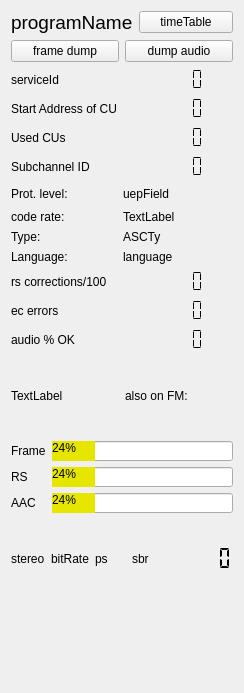
Qt form qt-dab-6.9/forms-v7/technical_data.ui (JvanKatwijk/qt-dab) before a commit.
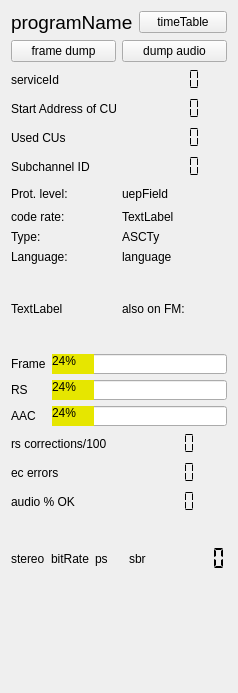
The same form after that commit. Custom widgets are drawn as their Qt base class.

The edit to the form file:
```diff
--- a/qt-dab-6.9/forms-v7/technical_data.ui
+++ b/qt-dab-6.9/forms-v7/technical_data.ui
@@ -6,7 +6,7 @@
    <rect>
     <x>0</x>
     <y>0</y>
-    <width>244</width>
+    <width>238</width>
     <height>693</height>
    </rect>
   </property>
@@ -48,6 +48,8 @@
     </layout>
    </item>
    <item>
+    <layout class="QFormLayout" name="formLayout_2">
+     <item row="0" column="0" colspan="2">
     <layout class="QHBoxLayout" name="horizontalLayout_4">
      <item>
       <widget class="smallPushButton" name="framedumpButton">
@@ -71,16 +73,14 @@
      </item>
     </layout>
    </item>
-   <item>
-    <layout class="QFormLayout" name="formLayout">
-     <item row="0" column="0">
+     <item row="1" column="0">
       <widget class="QLabel" name="label_3">
        <property name="text">
         <string>serviceId</string>
        </property>
       </widget>
      </item>
-     <item row="0" column="1">
+     <item row="1" column="1">
       <widget class="QLCDNumber" name="serviceIdDisplay">
        <property name="frameShape">
         <enum>QFrame::Shape::NoFrame</enum>
@@ -93,14 +93,14 @@
        </property>
       </widget>
      </item>
-     <item row="1" column="0">
+     <item row="2" column="0">
       <widget class="QLabel" name="label">
        <property name="text">
         <string>Start Address of CU</string>
        </property>
       </widget>
      </item>
-     <item row="1" column="1">
+     <item row="2" column="1">
       <widget class="QLCDNumber" name="startAddressDisplay">
        <property name="frameShape">
         <enum>QFrame::Shape::NoFrame</enum>
@@ -110,14 +110,14 @@
        </property>
       </widget>
      </item>
-     <item row="2" column="0">
+     <item row="3" column="0">
       <widget class="QLabel" name="label_2">
        <property name="text">
         <string>Used CUs</string>
        </property>
       </widget>
      </item>
-     <item row="2" column="1">
+     <item row="3" column="1">
       <widget class="QLCDNumber" name="lengthDisplay">
        <property name="frameShape">
         <enum>QFrame::Shape::NoFrame</enum>
@@ -127,14 +127,14 @@
        </property>
       </widget>
      </item>
-     <item row="3" column="0">
+     <item row="4" column="0">
       <widget class="QLabel" name="label_6">
        <property name="text">
         <string>Subchannel ID</string>
        </property>
       </widget>
      </item>
-     <item row="3" column="1">
+     <item row="4" column="1">
       <widget class="QLCDNumber" name="subChIdDisplay">
        <property name="frameShape">
         <enum>QFrame::Shape::NoFrame</enum>
@@ -144,7 +144,11 @@
        </property>
       </widget>
      </item>
-     <item row="4" column="0">
+    </layout>
+   </item>
+   <item>
+    <layout class="QGridLayout" name="gridLayout_2">
+     <item row="0" column="0">
       <widget class="QLabel" name="label_5">
        <property name="minimumSize">
         <size>
@@ -157,7 +161,7 @@
        </property>
       </widget>
      </item>
-     <item row="4" column="1">
+     <item row="0" column="1">
       <widget class="QLabel" name="uepField">
        <property name="minimumSize">
         <size>
@@ -176,28 +180,28 @@
        </property>
       </widget>
      </item>
-     <item row="5" column="0">
+     <item row="1" column="0">
       <widget class="QLabel" name="label_12">
        <property name="text">
         <string>code rate:</string>
        </property>
       </widget>
      </item>
-     <item row="5" column="1">
+     <item row="1" column="1">
       <widget class="QLabel" name="codeRate">
        <property name="text">
         <string>TextLabel</string>
        </property>
       </widget>
      </item>
-     <item row="6" column="0">
+     <item row="2" column="0">
       <widget class="QLabel" name="label_8">
        <property name="text">
         <string>Type:</string>
        </property>
       </widget>
      </item>
-     <item row="6" column="1">
+     <item row="2" column="1">
       <widget class="QLabel" name="ASCTy">
        <property name="frameShape">
         <enum>QFrame::Shape::NoFrame</enum>
@@ -207,14 +211,14 @@
        </property>
       </widget>
      </item>
-     <item row="7" column="0">
+     <item row="3" column="0">
       <widget class="QLabel" name="label_9">
        <property name="text">
         <string>Language:</string>
        </property>
       </widget>
      </item>
-     <item row="7" column="1">
+     <item row="3" column="1">
       <widget class="QLabel" name="language">
        <property name="toolTip">
         <string>&lt;html&gt;&lt;head/&gt;&lt;body&gt;&lt;p&gt;Language (defined by provider)&lt;/p&gt;&lt;/body&gt;&lt;/html&gt;</string>
@@ -227,66 +231,6 @@
        </property>
       </widget>
      </item>
-     <item row="8" column="0">
-      <widget class="QLabel" name="label_4">
-       <property name="text">
-        <string>rs corrections/100</string>
-       </property>
-      </widget>
-     </item>
-     <item row="8" column="1">
-      <widget class="QLCDNumber" name="rsCorrections">
-       <property name="toolTip">
-        <string>The number of corrections made by the reed-solomon algorithm over 10 DAB+ frames (so the number does not relate to the classic DAB/MP2 frames)</string>
-       </property>
-       <property name="frameShape">
-        <enum>QFrame::Shape::NoFrame</enum>
-       </property>
-       <property name="segmentStyle">
-        <enum>QLCDNumber::SegmentStyle::Flat</enum>
-       </property>
-      </widget>
-     </item>
-     <item row="9" column="0">
-      <widget class="QLabel" name="label_11">
-       <property name="text">
-        <string>ec errors </string>
-       </property>
-      </widget>
-     </item>
-     <item row="9" column="1">
-      <widget class="QLCDNumber" name="ecCorrections">
-       <property name="toolTip">
-        <string>&lt;html&gt;&lt;head/&gt;&lt;body&gt;&lt;p&gt;RS decoding/recovery uses parity bits. If, however, a parity bit is faulty, recovery of errors may lead to introducing errors. The crc check following the recovery should reveal that.&lt;/p&gt;&lt;/body&gt;&lt;/html&gt;</string>
-       </property>
-       <property name="frameShape">
-        <enum>QFrame::Shape::NoFrame</enum>
-       </property>
-       <property name="segmentStyle">
-        <enum>QLCDNumber::SegmentStyle::Flat</enum>
-       </property>
-      </widget>
-     </item>
-     <item row="10" column="0">
-      <widget class="QLabel" name="missedLabel">
-       <property name="text">
-        <string>audio % OK</string>
-       </property>
-      </widget>
-     </item>
-     <item row="10" column="1">
-      <widget class="QLCDNumber" name="missedSamples">
-       <property name="toolTip">
-        <string>&lt;html&gt;&lt;head/&gt;&lt;body&gt;&lt;p&gt;The audiohandler runs with its own clock. If less than the requested number of&lt;/p&gt;&lt;p&gt;audiosamples is passed on, the percentage = shown here - will drop accordingly.&lt;/p&gt;&lt;/body&gt;&lt;/html&gt;</string>
-       </property>
-       <property name="frameShape">
-        <enum>QFrame::Shape::NoFrame</enum>
-       </property>
-       <property name="segmentStyle">
-        <enum>QLCDNumber::SegmentStyle::Flat</enum>
-       </property>
-      </widget>
-     </item>
     </layout>
    </item>
    <item>
@@ -410,6 +354,70 @@
      </item>
     </layout>
    </item>
+   <item>
+    <layout class="QFormLayout" name="formLayout">
+     <item row="0" column="0">
+      <widget class="QLabel" name="label_4">
+       <property name="text">
+        <string>rs corrections/100</string>
+       </property>
+      </widget>
+     </item>
+     <item row="0" column="1">
+      <widget class="QLCDNumber" name="rsCorrections">
+       <property name="toolTip">
+        <string>The number of corrections made by the reed-solomon algorithm over 10 DAB+ frames (so the number does not relate to the classic DAB/MP2 frames)</string>
+       </property>
+       <property name="frameShape">
+        <enum>QFrame::Shape::NoFrame</enum>
+       </property>
+       <property name="segmentStyle">
+        <enum>QLCDNumber::SegmentStyle::Flat</enum>
+       </property>
+      </widget>
+     </item>
+     <item row="1" column="0">
+      <widget class="QLabel" name="label_11">
+       <property name="text">
+        <string>ec errors </string>
+       </property>
+      </widget>
+     </item>
+     <item row="1" column="1">
+      <widget class="QLCDNumber" name="ecCorrections">
+       <property name="toolTip">
+        <string>&lt;html&gt;&lt;head/&gt;&lt;body&gt;&lt;p&gt;RS decoding/recovery uses parity bits. If, however, a parity bit is faulty, recovery of errors may lead to introducing errors. The crc check following the recovery should reveal that.&lt;/p&gt;&lt;/body&gt;&lt;/html&gt;</string>
+       </property>
+       <property name="frameShape">
+        <enum>QFrame::Shape::NoFrame</enum>
+       </property>
+       <property name="segmentStyle">
+        <enum>QLCDNumber::SegmentStyle::Flat</enum>
+       </property>
+      </widget>
+     </item>
+     <item row="2" column="0">
+      <widget class="QLabel" name="missedLabel">
+       <property name="text">
+        <string>audio % OK</string>
+       </property>
+      </widget>
+     </item>
+     <item row="2" column="1">
+      <widget class="QLCDNumber" name="missedSamples">
+       <property name="toolTip">
+        <string>&lt;html&gt;&lt;head/&gt;&lt;body&gt;&lt;p&gt;The audiohandler runs with its own clock. If less than the requested number of&lt;/p&gt;&lt;p&gt;audiosamples is passed on, the percentage = shown here - will drop accordingly.&lt;/p&gt;&lt;/body&gt;&lt;/html&gt;</string>
+       </property>
+       <property name="frameShape">
+        <enum>QFrame::Shape::NoFrame</enum>
+       </property>
+       <property name="segmentStyle">
+        <enum>QLCDNumber::SegmentStyle::Flat</enum>
+       </property>
+      </widget>
+     </item>
+    </layout>
+   </item>
    <item>
     <layout class="QHBoxLayout" name="horizontalLayout">
      <item>
```
Lines whose indentation alone changed are shown as unchanged.
